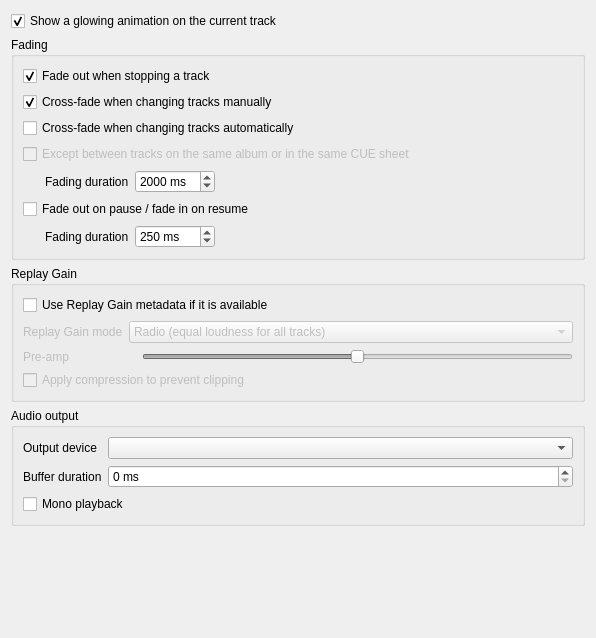
clementine-player/Clementine, file src/ui/playbacksettingspage.ui: the form before one commit.
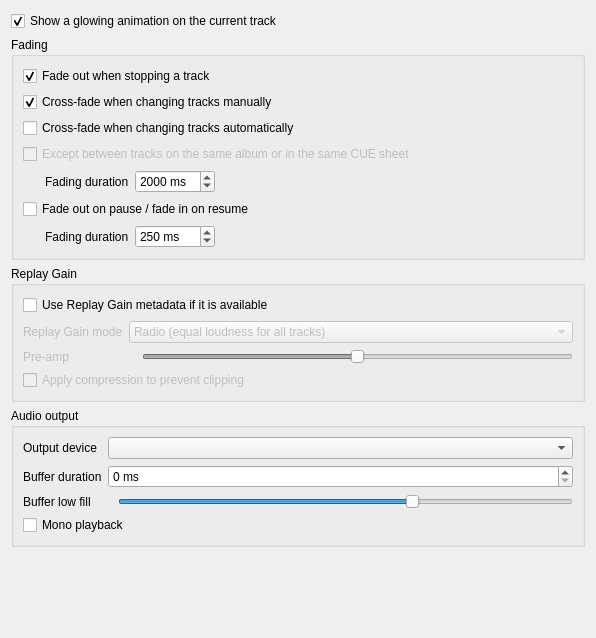
The form after the commit. Custom widgets are drawn as their Qt base class.

Commit message: gstenginepipeline: make buffer min fill configurable

The edit to the form file:
```diff
--- a/src/ui/playbacksettingspage.ui
+++ b/src/ui/playbacksettingspage.ui
@@ -293,7 +293,14 @@
         </property>
        </widget>
       </item>
-      <item row="2" column="0" colspan="2">
+      <item row="2" column="0">
+       <widget class="QLabel" name="buffer_min_fill_label">
+        <property name="text">
+         <string>Buffer low fill</string>
+        </property>
+       </widget>
+      </item>
+      <item row="4" column="0" colspan="2">
        <widget class="QCheckBox" name="mono_playback">
         <property name="toolTip">
          <string>Changing mono playback preference will be effective for the next playing songs</string>
@@ -303,6 +310,36 @@
         </property>
        </widget>
       </item>
+      <item row="2" column="1">
+       <layout class="QHBoxLayout" name="horizontalLayout_3">
+        <item>
+         <widget class="QLabel" name="buffer_min_fill_value_label">
+          <property name="text">
+           <string> </string>
+          </property>
+         </widget>
+        </item>
+        <item>
+         <widget class="QSlider" name="buffer_min_fill">
+          <property name="minimum">
+           <number>1</number>
+          </property>
+          <property name="maximum">
+           <number>50</number>
+          </property>
+          <property name="value">
+           <number>33</number>
+          </property>
+          <property name="orientation">
+           <enum>Qt::Horizontal</enum>
+          </property>
+          <property name="tickInterval">
+           <number>1</number>
+          </property>
+         </widget>
+        </item>
+       </layout>
+      </item>
      </layout>
     </widget>
    </item>
```
The commit also changes 6 other files.
